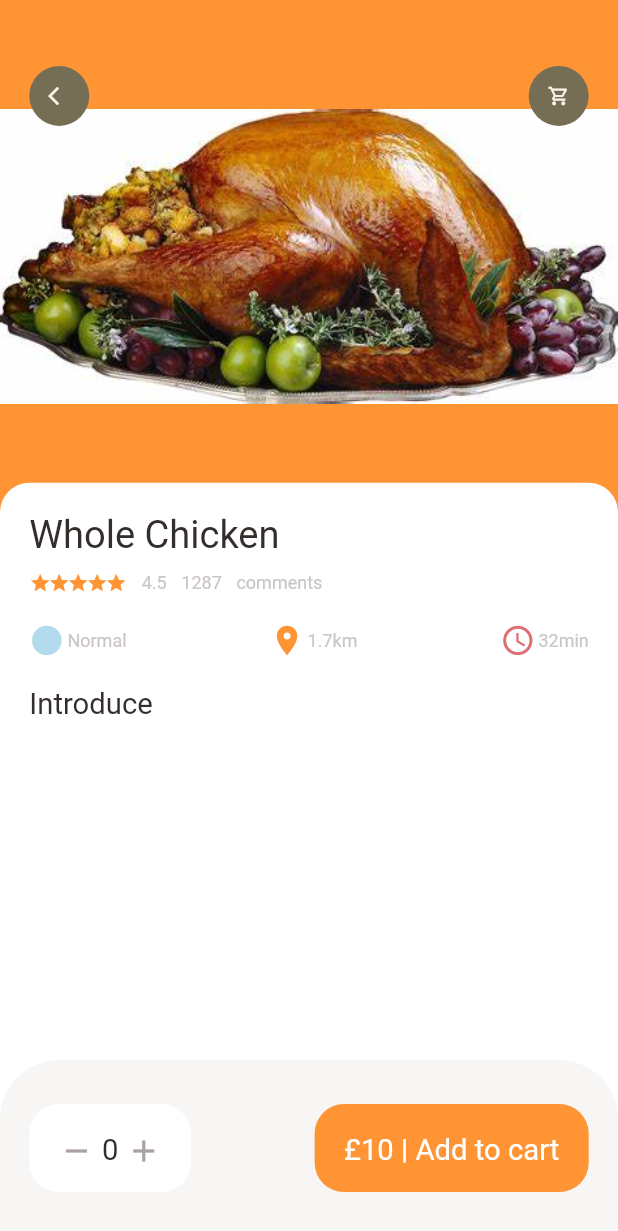
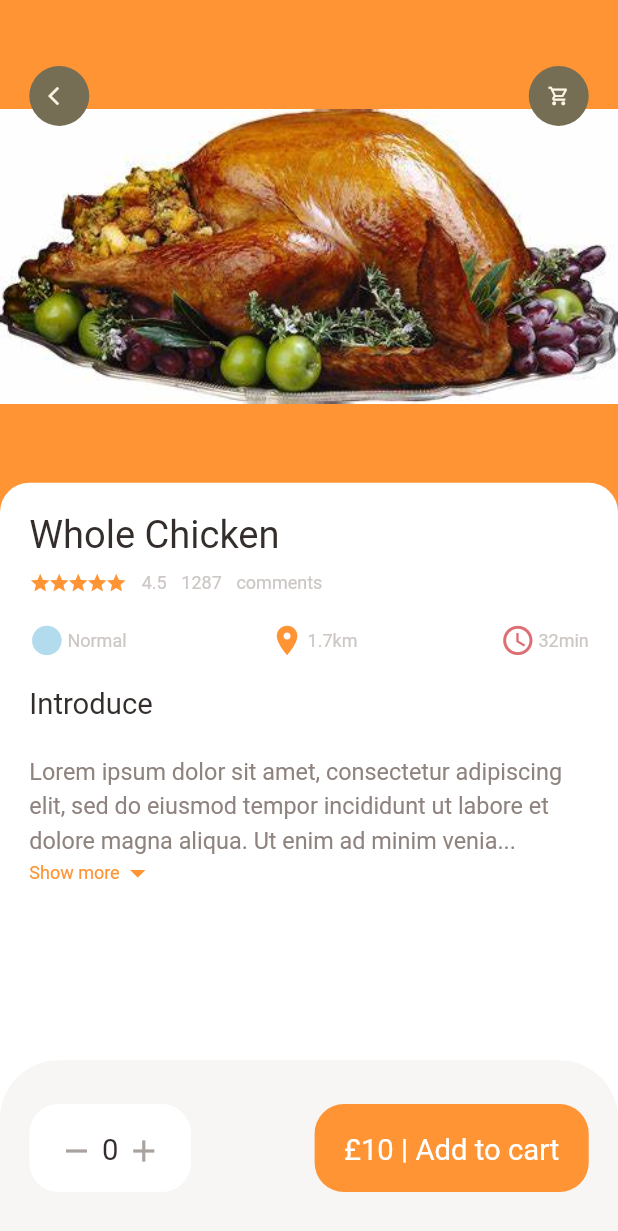
Before and after one commit to Ormah-lang/food_delivery_app, a Flutter app: the screen it shows after launch, on a phone screen of 412 x 824 dp. Shown: the top 1231 px of the screen. Run offline on Flutter 3.47's test engine with Material 2 defaults, Android fonts, the phone set to English and light mode, and no system bars; our stand-ins replace dots_indicator, get.

Commit message:
add text to the food detail container on the popular food detail screen

```diff
--- a/lib/screens/food/popular_food_detail.dart
+++ b/lib/screens/food/popular_food_detail.dart
@@ -4,6 +4,7 @@ import 'package:food_delivery_app/utilities/dimensions.dart';
 import 'package:food_delivery_app/widgets/app_column.dart';
 import 'package:food_delivery_app/widgets/app_icon.dart';
 import 'package:food_delivery_app/widgets/big_text.dart';
+import 'package:food_delivery_app/widgets/expandable_text.dart';
 
 class PopularFoodDetail extends StatelessWidget {
   const PopularFoodDetail({Key? key}) : super(key: key);
@@ -14,7 +15,7 @@ class PopularFoodDetail extends StatelessWidget {
       backgroundColor: Colors.white,
       body: Stack(
         children: [
-          //food image
+          // background food image
           Positioned(
             left: 0,
             right: 0,
@@ -45,7 +46,7 @@ class PopularFoodDetail extends StatelessWidget {
                 ],
               )),
 
-          //food detail
+          //Introduction of food
           Positioned(
             bottom: 0,
             top: Dimensions.popularFoodImgSize - 20,
@@ -70,14 +71,24 @@ class PopularFoodDetail extends StatelessWidget {
                     text: 'Whole Chicken',
                   ),
                   SizedBox(height: Dimensions.height20),
-                  BigText(text: 'Introduce')
+                  BigText(text: 'Introduce'),
+                  SizedBox(
+                    height: Dimensions.height20,
+                  ),
+                  Expanded(
+                      child: SingleChildScrollView(
+                    child: ExpandableText(
+                        text:
+                            'Lorem ipsum dolor sit amet, consectetur adipiscing elit, sed do eiusmod tempor incididunt ut labore et dolore magna aliqua. Ut enim ad minim veniam, quis nostrud exercitation ullamco laboris nisi ut aliquip ex ea commodo consequat. Duis aute irure dolor in reprehenderit in voluptate velit esse cillum dolore eu fugiat nulla pariatur. Excepteur sint occaecat cupidatat non proident, sunt in culpa qui officia deserunt mollit anim id est laborum.'),
+                  ))
                 ],
               ),
             ),
           )
         ],
       ),
-      //  bottom bar
+
+      //  bottom  navigation bar
       bottomNavigationBar: Container(
         height: Dimensions.bottomHeightBar,
         padding: EdgeInsets.only(
@@ -95,6 +106,7 @@ class PopularFoodDetail extends StatelessWidget {
         child: Row(
           mainAxisAlignment: MainAxisAlignment.spaceBetween,
           children: [
+            //first row for increasing the number of items in cart
             Container(
               padding: EdgeInsets.only(
                 top: Dimensions.height20,
@@ -126,6 +138,8 @@ class PopularFoodDetail extends StatelessWidget {
                 ],
               ),
             ),
+
+            //second row for adding items in cart
             Container(
               padding: EdgeInsets.only(
                 top: Dimensions.height20,
--- a/lib/screens/home/food_page_body.dart
+++ b/lib/screens/home/food_page_body.dart
@@ -151,7 +151,10 @@ class _FoodPageBodyState extends State<FoodPageBody> {
                           SizedBox(
                             height: Dimensions.height10,
                           ),
-                          SmallText(text: 'with nigerian characteristics'),
+                          SmallText(
+                            text: 'with nigerian characteristics',
+                            maxLines: 1,
+                          ),
                           SizedBox(
                             height: Dimensions.height10,
                           ),
--- a/lib/utilities/dimensions.dart
+++ b/lib/utilities/dimensions.dart
@@ -8,6 +8,7 @@ class Dimensions {
   static double pageView = screenHeight / 2.64;
   static double pageViewContainer = screenHeight / 3.84;
   static double pageViewTextContainer = screenHeight / 7.03;
+
   //dynamic height padding and margin
   static double height5 = screenHeight / 168.8;
   static double height10 = screenHeight / 84.4;
@@ -15,14 +16,17 @@ class Dimensions {
   static double height15 = screenHeight / 56.27;
   static double height30 = screenHeight / 28.13;
   static double height45 = screenHeight / 18.76;
+
   //font size
   static double font20 = screenHeight / 42.2;
   static double font26 = screenHeight / 32.46;
+  static double font16 = screenHeight / 52.75;
 
   //radius
   static double radius20 = screenHeight / 42.2;
   static double radius30 = screenHeight / 28.13;
   static double radius15 = screenHeight / 56.27;
+
   //dynamic width padding and margin
   static double width10 = screenHeight / 84.4;
   static double width20 = screenHeight / 42.2;
--- /dev/null
+++ b/lib/widgets/expandable_text.dart
@@ -0,0 +1,76 @@
+import 'package:flutter/material.dart';
+import 'package:food_delivery_app/utilities/colors.dart';
+import 'package:food_delivery_app/utilities/dimensions.dart';
+import 'package:food_delivery_app/widgets/small_text.dart';
+
+class ExpandableText extends StatefulWidget {
+  final String text;
+  const ExpandableText({Key? key, required this.text}) : super(key: key);
+
+  @override
+  State<ExpandableText> createState() => _ExpandableTextState();
+}
+
+class _ExpandableTextState extends State<ExpandableText> {
+  late String firstHalf;
+  late String secondHalf;
+
+  bool hiddenText = true;
+  double textHeight = Dimensions.screenHeight / 5.63;
+  @override
+  void initState() {
+    super.initState();
+    if (widget.text.length > textHeight) {
+      firstHalf = widget.text.substring(0, textHeight.toInt());
+      secondHalf =
+          widget.text.substring(textHeight.toInt() + 1, widget.text.length);
+    } else {
+      firstHalf = widget.text;
+      secondHalf = '';
+    }
+  }
+
+  @override
+  Widget build(BuildContext context) {
+    return Container(
+      child: secondHalf.isEmpty
+          ? SmallText(
+              height: 1.5,
+              color: AppColors.paraColor,
+              text: firstHalf,
+            )
+          : Column(
+              children: [
+                SmallText(
+                  height: 1.5,
+                  color: AppColors.paraColor,
+                  size: Dimensions.font16,
+                  text:
+                      hiddenText ? ('$firstHalf...') : (firstHalf + secondHalf),
+                ),
+                InkWell(
+                  onTap: () {
+                    setState(() {
+                      hiddenText = !hiddenText;
+                    });
+                  },
+                  child: Row(
+                    children: [
+                      SmallText(
+                        text: 'Show more',
+                        color: AppColors.mainColor,
+                      ),
+                      Icon(
+                        hiddenText
+                            ? Icons.arrow_drop_down
+                            : Icons.arrow_drop_up,
+                        color: AppColors.mainColor,
+                      )
+                    ],
+                  ),
+                )
+              ],
+            ),
+    );
+  }
+}
--- a/lib/widgets/small_text.dart
+++ b/lib/widgets/small_text.dart
@@ -6,21 +6,23 @@ class SmallText extends StatelessWidget {
   double size;
   double height;
   TextOverflow overFlow;
+  int? maxLines;
 
   SmallText(
       {Key? key,
       this.height = 1.2,
       this.color = const Color(0xFFccc7c5),
-      this.overFlow = TextOverflow.ellipsis,
+      this.overFlow = TextOverflow.visible,
       required this.text,
-      this.size = 12})
+      this.size = 12,
+      this.maxLines})
       : super(key: key);
 
   @override
   Widget build(BuildContext context) {
     return Text(
       text,
-      maxLines: 1,
+      maxLines: maxLines,
       style: TextStyle(
         color: color,
         fontFamily: 'Roboto',
```
